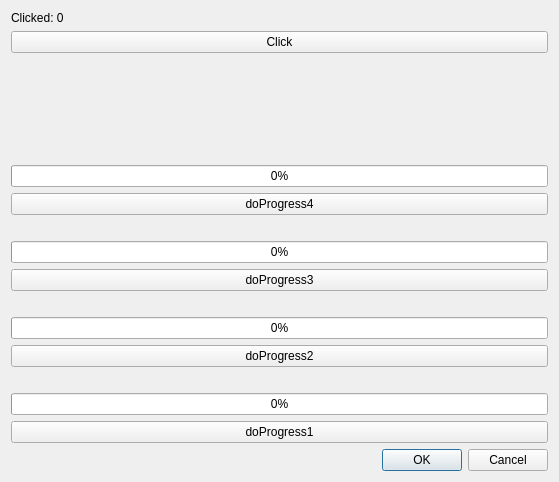
PASTA-ELN/pasta-eln, file pasta_eln/GUI/gui_tests/ui_thread_tests_base.ui: the form before one commit.
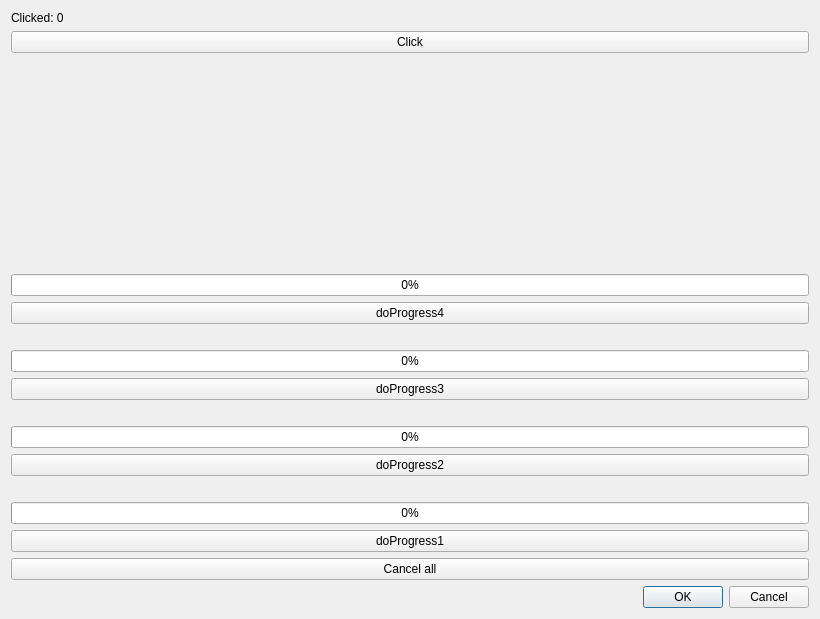
The form after the commit.

Patch:
```diff
--- a/pasta_eln/GUI/gui_tests/ui_thread_tests_base.ui
+++ b/pasta_eln/GUI/gui_tests/ui_thread_tests_base.ui
@@ -6,8 +6,8 @@
    <rect>
     <x>0</x>
     <y>0</y>
-    <width>559</width>
-    <height>482</height>
+    <width>820</width>
+    <height>619</height>
    </rect>
   </property>
   <property name="windowTitle">
@@ -127,6 +127,13 @@
        </property>
       </widget>
      </item>
+     <item>
+      <widget class="QPushButton" name="cancelPushButton">
+       <property name="text">
+        <string>Cancel all</string>
+       </property>
+      </widget>
+     </item>
     </layout>
    </item>
    <item>
```
